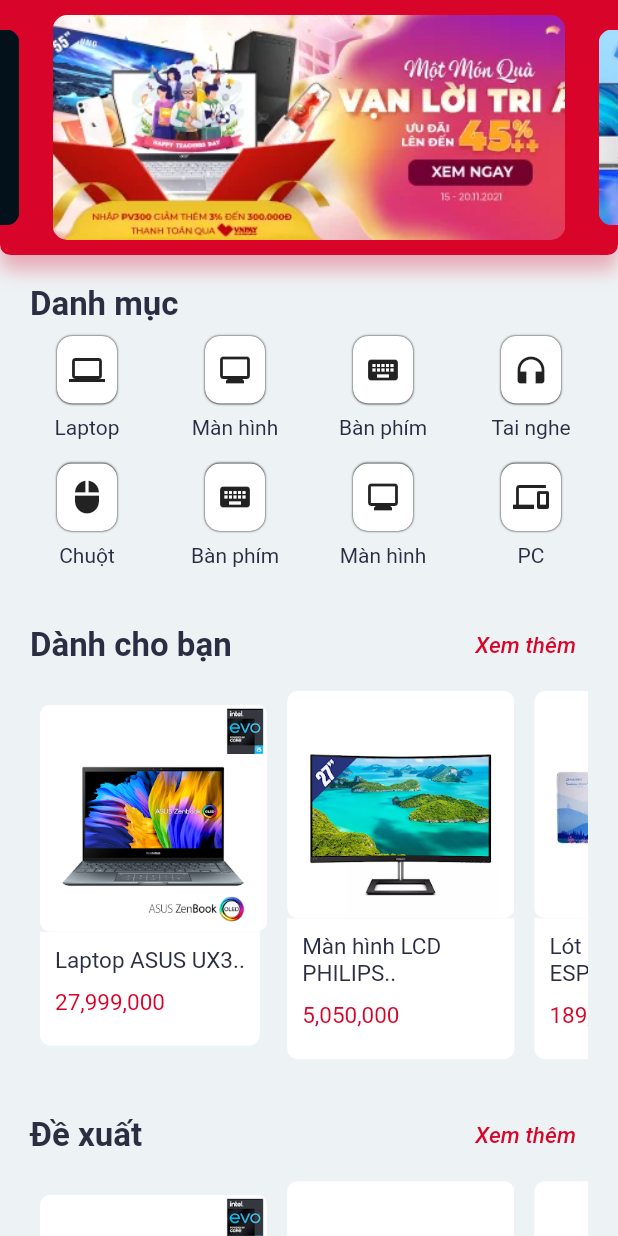
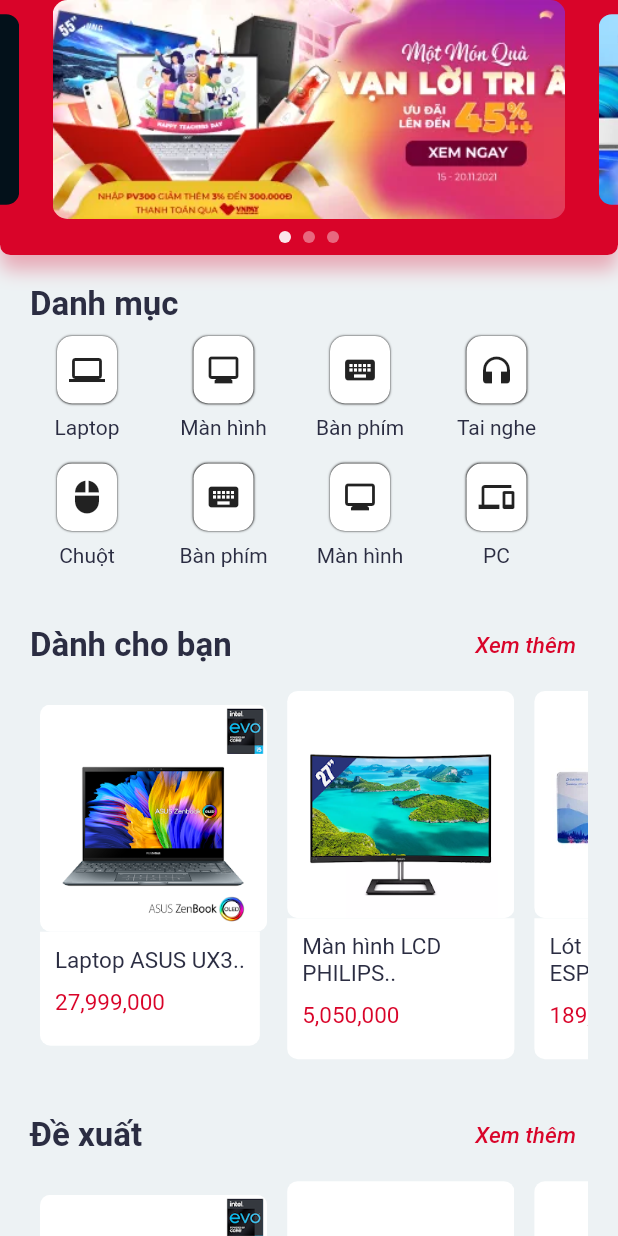
Before and after one commit to ChienVan01/project_android, a Flutter app: what body() shows on an empty page, opened directly, on a phone screen of 412 x 824 dp. Run offline on Flutter 3.47's test engine with Material 2 defaults, Android fonts, the phone set to English and light mode, and no system bars; drawn by our look-alikes of carousel_slider; our stand-ins replace flutter_rating_bar, flutter_svg, getwidget, percent_indicator; network calls fail.

Commit message:
Update indicator banner, update search

```diff
--- a/lib/screens/account/components/order/order_screen.dart
+++ b/lib/screens/account/components/order/order_screen.dart
@@ -1,5 +1,5 @@
 import 'package:flutter/material.dart';
-import 'package:project_android/screens/account/components/body.dart';
+import 'package:project_android/screens/account/components/order/components/body.dart';
 import 'package:project_android/screens/account/components/order/components/header.dart';
 
 class OrderScreen extends StatelessWidget {
@@ -7,10 +7,10 @@
 
   @override
   Widget build(BuildContext context) {
-   return DefaultTabController(
+    return DefaultTabController(
       initialIndex: 0,
       length: 4,
-      child:   Scaffold(
+      child: Scaffold(
         appBar: PreferredSize(
             preferredSize: const Size(double.infinity, 50),
             child: HeaderOrder()),
--- a/lib/screens/home/components/banner.dart
+++ b/lib/screens/home/components/banner.dart
@@ -1,6 +1,20 @@
 import 'package:carousel_slider/carousel_slider.dart';
 import 'package:flutter/material.dart';
 import 'package:project_android/constants.dart';
+
+final List<String> imgList = ['banner01.png', 'banner02.png', 'banner03.png'];
+
+final List<Widget> imageSliders = imgList
+    .map((item) => Container(
+          height: 250,
+          decoration: BoxDecoration(
+              borderRadius: BorderRadius.circular(10.0),
+              image: DecorationImage(
+                image: AssetImage('assets/images/$item'),
+                fit: BoxFit.cover,
+              )),
+        ))
+    .toList();
 
 Widget banner() {
   return Container(
@@ -26,10 +40,10 @@
       options: CarouselOptions(
           height: 150.0,
           enlargeCenterPage: true,
-          autoPlay: true,
           aspectRatio: 16 / 9,
           autoPlayCurve: Curves.fastLinearToSlowEaseIn,
           enableInfiniteScroll: true,
+          autoPlay: true,
           autoPlayAnimationDuration: const Duration(milliseconds: 800),
           viewportFraction: 0.83,
           scrollDirection: Axis.horizontal),
@@ -49,3 +63,77 @@
         )),
   );
 }
+
+class BannerHome extends StatefulWidget {
+  const BannerHome({Key? key}) : super(key: key);
+
+  @override
+  _BannerHomeState createState() => _BannerHomeState();
+}
+
+class _BannerHomeState extends State<BannerHome> {
+  int _current = 0;
+  final CarouselController _controller = CarouselController();
+  @override
+  Widget build(BuildContext context) {
+    return Container(
+      height: 170.0,
+      decoration: BoxDecoration(
+          color: primaryColor,
+          borderRadius: const BorderRadius.only(
+            bottomLeft: Radius.circular(7),
+            bottomRight: Radius.circular(7),
+          ),
+          boxShadow: [
+            BoxShadow(
+                offset: const Offset(0, 10),
+                blurRadius: 10,
+                color: primaryColor.withOpacity(0.3))
+          ]),
+      child: Column(
+        children: [
+          Expanded(
+            child: CarouselSlider(
+              items: imageSliders,
+              carouselController: _controller,
+              options: CarouselOptions(
+                  height: 170.0,
+                  enlargeCenterPage: true,
+                  aspectRatio: 16 / 9,
+                  autoPlayCurve: Curves.fastLinearToSlowEaseIn,
+                  enableInfiniteScroll: true,
+                  viewportFraction: 0.83,
+                  autoPlay: true,
+                  autoPlayAnimationDuration: const Duration(milliseconds: 800),
+                  scrollDirection: Axis.horizontal,
+                  onPageChanged: (index, reason) {
+                    setState(() {
+                      _current = index;
+                    });
+                  }),
+            ),
+          ),
+          Row(
+            mainAxisAlignment: MainAxisAlignment.center,
+            children: imgList.asMap().entries.map((entry) {
+              return GestureDetector(
+                onTap: () => _controller.animateToPage(entry.key),
+                child: Container(
+                  width: 8.0,
+                  height: 8.0,
+                  margin: EdgeInsets.symmetric(vertical: 8.0, horizontal: 4.0),
+                  decoration: BoxDecoration(
+                      shape: BoxShape.circle,
+                      color: (Theme.of(context).brightness == Brightness.light
+                              ? Colors.white
+                              : Colors.black)
+                          .withOpacity(_current == entry.key ? 0.9 : 0.4)),
+                ),
+              );
+            }).toList(),
+          ),
+        ],
+      ),
+    );
+  }
+}
--- a/lib/screens/home/components/body.dart
+++ b/lib/screens/home/components/body.dart
@@ -3,11 +3,10 @@
 import 'package:project_android/screens/home/components/list_category.dart';
 import 'package:project_android/screens/home/components/list_product.dart';
 
-
 Widget body(context) {
   return ListView(
     children: <Widget>[
-      banner(),
+      BannerHome(),
       listCategory(),
       const ListProduct(title: 'Dành cho bạn'),
       const ListProduct(title: 'Đề xuất'),
--- a/lib/screens/home/components/list_category.dart
+++ b/lib/screens/home/components/list_category.dart
@@ -1,5 +1,59 @@
 import 'package:flutter/material.dart';
 import 'package:project_android/constants.dart';
+
+class Category {
+  String name;
+  Icon icon;
+  Category({required this.name, required this.icon});
+}
+
+List<Category> _listCategory = [
+  Category(name: 'Laptop', icon: const Icon(Icons.laptop)),
+  Category(name: 'Màn hình', icon: const Icon(Icons.monitor)),
+  Category(name: 'Bàn phím', icon: const Icon(Icons.keyboard)),
+  Category(name: 'Tai nghe', icon: const Icon(Icons.headphones)),
+  Category(name: 'Chuột', icon: const Icon(Icons.mouse)),
+  Category(name: 'Bàn phím', icon: const Icon(Icons.keyboard)),
+  Category(name: 'Màn hình', icon: const Icon(Icons.monitor)),
+  Category(name: 'PC', icon: const Icon(Icons.phonelink)),
+];
+
+final List<Widget> categoryItems = _listCategory
+    .map(
+      (item) => Container(
+        child: Padding(
+          padding: const EdgeInsets.all(8.0),
+          child: SizedBox(
+            width: 60,
+            child: Column(
+              children: [
+                Padding(
+                  padding: const EdgeInsets.only(bottom: 8.0),
+                  child: Container(
+                    height: 45,
+                    width: 40,
+                    decoration: BoxDecoration(
+                      color: Colors.white,
+                      borderRadius: BorderRadius.circular(10),
+                      boxShadow: const [
+                        BoxShadow(color: Colors.black, blurRadius: 0.5),
+                      ],
+                    ),
+                    child: IconButton(
+                        onPressed: () {
+                          // Navigator.pushNamed(context, '/product');
+                        },
+                        icon: item.icon),
+                  ),
+                ),
+                Text(item.name)
+              ],
+            ),
+          ),
+        ),
+      ),
+    )
+    .toList();
 
 Widget listCategory() {
   return Container(
@@ -14,32 +68,16 @@
                 color: primaryTextColor,
                 fontWeight: FontWeight.bold),
           ),
-          Row(
-            mainAxisAlignment: MainAxisAlignment.spaceBetween,
-            children: const [
-              categoryItem(icon: Icon(Icons.laptop), text: 'Laptop'),
-              categoryItem(icon: Icon(Icons.monitor), text: 'Màn hình'),
-              categoryItem(icon: Icon(Icons.keyboard), text: 'Bàn phím'),
-              categoryItem(icon: Icon(Icons.headphones), text: 'Tai nghe'),
-              // categoryItem(const Icon(Icons.phonelink), 'PC'),
-            ],
-          ),
-          Row(
-            mainAxisAlignment: MainAxisAlignment.spaceBetween,
-            children: const [
-              categoryItem(icon: Icon(Icons.mouse), text: 'Chuột'),
-              categoryItem(icon: Icon(Icons.keyboard), text: 'Bàn phím'),
-              categoryItem(icon: Icon(Icons.monitor), text: 'Màn hình'),
-              categoryItem(icon: Icon(Icons.phonelink), text: 'PC'),
-              // categoryItem(const Icon(Icons.headphones), 'Tai nghe'),
-            ],
+          Wrap(
+            spacing: 15,
+            children: categoryItems,
           ),
         ],
       ));
 }
 
-class categoryItem extends StatelessWidget {
-  const categoryItem({Key? key, required this.icon, required this.text})
+class CategoryItem extends StatelessWidget {
+  const CategoryItem({Key? key, required this.icon, required this.text})
       : super(key: key);
 
   final Icon icon;
--- a/lib/screens/product/product_screen.dart
+++ b/lib/screens/product/product_screen.dart
@@ -1,6 +1,6 @@
 import 'package:flutter/material.dart';
 import 'package:project_android/screens/product/components/body.dart';
-import 'package:project_android/screens/product/components/header.dart';
+import 'package:project_android/screens/product/components/header_product.dart';
 
 class Product extends StatelessWidget {
   const Product({Key? key}) : super(key: key);
```
Also changed, not shown: lib/components/search_bar.dart (added, +33 -0 lines), lib/components/search_screen.dart (added, +48 -0 lines), lib/main.dart (+4 -3 lines), lib/screens/account/components/order/components/delivered_orderScreen.dart (+5 -9 lines), lib/screens/detailProduct/components/header_detail_product.dart (+2 -11 lines), lib/screens/home/components/header.dart (+2 -10 lines), lib/screens/product/components/header_product.dart (renamed from lib/screens/product/components/header.dart, +2 -10 lines).
